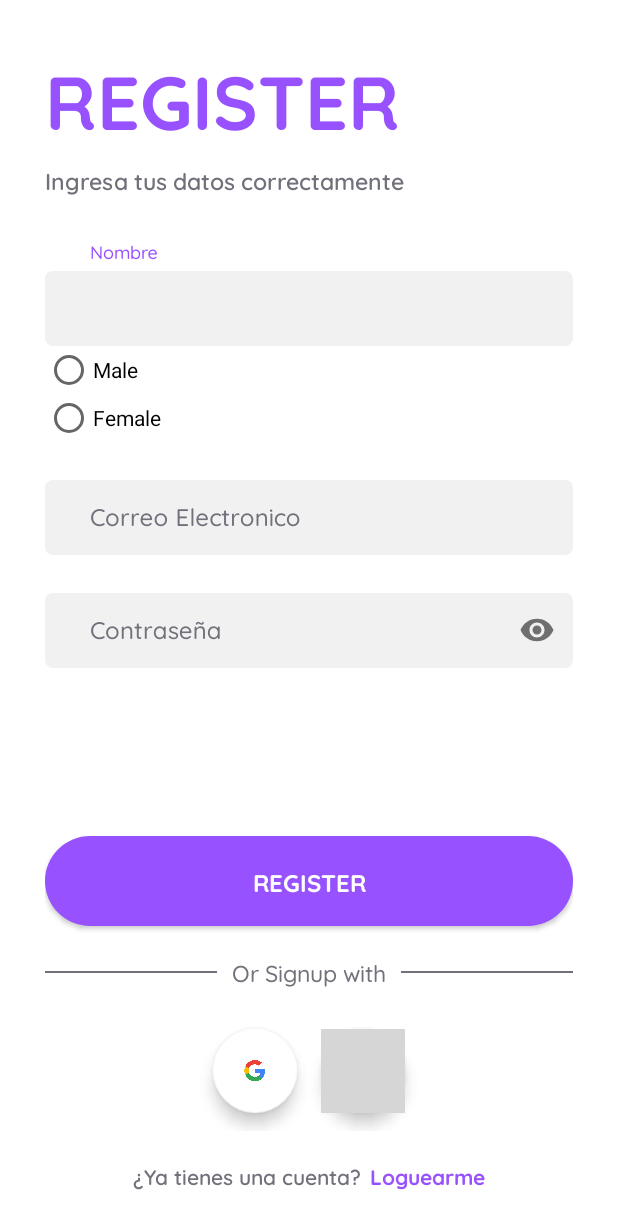
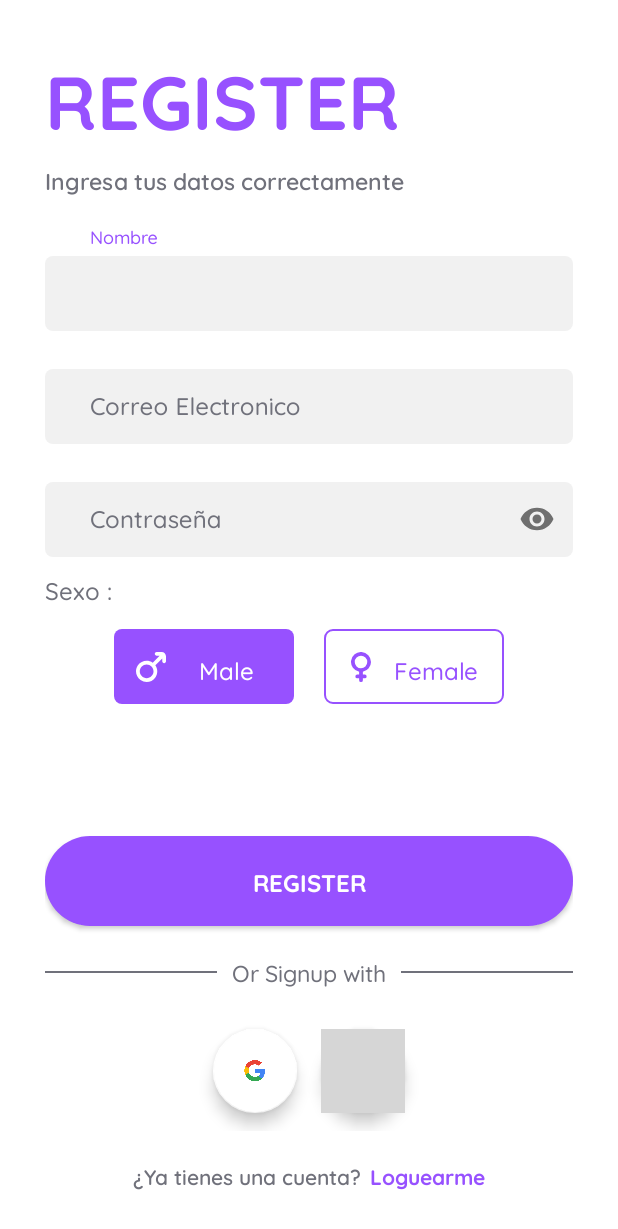
Before and after one commit to kevin-condezo/dating-app, an Android app: the RegisterPage screen opened directly, with no data from a screen before it, on a phone screen of 412 x 824 dp. Shown: the top 1229 px of the screen. Run offline under Robolectric (Android 15) with nearby library versions, the light colour scheme and no system bars; our stand-ins replace Firebase (no records; nobody signed in at launch, a user with empty details on screens opened directly); 1 statement that could not run was skipped; grey boxes are pictures that could not be loaded.

Commit message:
sexcheck update

```diff
--- /dev/null
+++ b/app/src/main/res/color/color_selector.xml
@@ -0,0 +1,5 @@
+<?xml version="1.0" encoding="utf-8"?>
+<selector xmlns:android="http://schemas.android.com/apk/res/android">
+    <item android:color="@color/white" android:state_checked="true"/>
+    <item android:color="@color/pat1"/>
+</selector>
--- /dev/null
+++ b/app/src/main/res/drawable/button_checked.xml
@@ -0,0 +1,6 @@
+<?xml version="1.0" encoding="utf-8"?>
+<shape xmlns:android="http://schemas.android.com/apk/res/android"
+    android:shape="rectangle">
+    <solid android:color="@color/pat1"/>
+    <corners android:radius="5dp"/>
+</shape>
--- /dev/null
+++ b/app/src/main/res/drawable/button_selector.xml
@@ -0,0 +1,5 @@
+<?xml version="1.0" encoding="utf-8"?>
+<selector xmlns:android="http://schemas.android.com/apk/res/android">
+    <item android:state_checked="true" android:drawable="@drawable/button_checked"/>
+    <item android:drawable="@drawable/button_unchecked"/>
+</selector>
--- /dev/null
+++ b/app/src/main/res/drawable/button_unchecked.xml
@@ -0,0 +1,7 @@
+<?xml version="1.0" encoding="utf-8"?>
+<shape xmlns:android="http://schemas.android.com/apk/res/android"
+    android:shape="rectangle">
+    <solid android:color="@color/white"/>
+    <corners android:radius="5dp"/>
+    <stroke android:width="1dp" android:color="@color/pat1"/>
+</shape>
--- /dev/null
+++ b/app/src/main/res/drawable/ic_female.xml
@@ -0,0 +1,4 @@
+<vector android:height="20dp" android:viewportHeight="24"
+    android:viewportWidth="24" android:width="20dp" xmlns:android="http://schemas.android.com/apk/res/android">
+    <path android:fillColor="#FF000000" android:pathData="M20,8a8,8 0,1 0,-9.5 7.854V18H9a1.5,1.5 0,0 0,0 3h1.5v1.5a1.5,1.5 0,0 0,3 0V21H15a1.5,1.5 0,0 0,0 -3H13.5V15.854A8.01,8.01 0,0 0,20 8ZM7,8a5,5 0,1 1,5 5A5.006,5.006 0,0 1,7 8Z"/>
+</vector>
--- /dev/null
+++ b/app/src/main/res/drawable/ic_male.xml
@@ -0,0 +1,4 @@
+<vector android:height="20dp" android:viewportHeight="512"
+    android:viewportWidth="512" android:width="20dp" xmlns:android="http://schemas.android.com/apk/res/android">
+    <path android:fillColor="#FF000000" android:pathData="M437.46,0h-85.19c-17.64,0 -31.95,14.3 -31.95,31.95s14.3,31.95 31.95,31.95h50.67L285.18,181.64c-82.23,-57.28 -195.32,-37.06 -252.6,45.17S-4.48,422.14 77.75,479.42s195.32,37.06 252.6,-45.17c43.42,-62.33 43.42,-145.1 0,-207.43l117.75,-117.75v50.67c0,17.64 14.3,31.95 31.95,31.95S512,177.37 512,159.73V74.54C512,33.37 478.63,0 437.46,0zM181.89,447.24c-64.69,0 -117.14,-52.44 -117.14,-117.14s52.44,-117.14 117.14,-117.14s117.14,52.44 117.14,117.14C298.96,394.77 246.56,447.17 181.89,447.24z"/>
+</vector>
--- a/app/src/main/res/layout/activity_login_page.xml
+++ b/app/src/main/res/layout/activity_login_page.xml
@@ -15,7 +15,8 @@
         android:layout_height="wrap_content"
         android:gravity="center|top"
         android:orientation="vertical"
-        android:padding="30dp"
+        android:paddingHorizontal="30dp"
+        android:paddingTop="30dp"
         tools:layout_editor_absoluteX="0dp"
         tools:layout_editor_absoluteY="0dp">
 
@@ -25,7 +26,6 @@
             android:layout_width="wrap_content"
             android:layout_height="wrap_content"
             android:layout_gravity="left"
-            android:layout_marginTop="20dp"
             android:layout_marginBottom="10dp"
             android:fontFamily="@font/quicksand_bold"
             android:text="@string/login"
@@ -49,7 +49,6 @@
             android:id="@+id/emailLayout"
             android:layout_width="match_parent"
             android:layout_height="70dp"
-            android:layout_marginTop="30dp"
             android:gravity="bottom"
             android:textColorHint="@color/PlomoApp"
             app:placeholderTextColor="@color/PlomoApp">
--- a/app/src/main/res/layout/activity_register_page.xml
+++ b/app/src/main/res/layout/activity_register_page.xml
@@ -15,7 +15,8 @@
         android:layout_height="wrap_content"
         android:gravity="center|top"
         android:orientation="vertical"
-        android:padding="30dp"
+        android:paddingHorizontal="30dp"
+        android:paddingTop="30dp"
         tools:layout_editor_absoluteX="0dp"
         tools:layout_editor_absoluteY="0dp">
         <!--Titulo-->
@@ -48,7 +49,6 @@
             android:id="@+id/text_input_name"
             android:layout_width="match_parent"
             android:layout_height="70dp"
-            android:layout_marginTop="10dp"
             android:gravity="bottom"
             android:textColorHint="@color/PlomoApp"
             app:placeholderTextColor="@color/PlomoApp">
@@ -66,23 +66,6 @@
                 android:textSize="16dp" />
 
         </com.google.android.material.textfield.TextInputLayout>
-
-        <!--Botones de sexo-->
-        <RadioGroup
-            android:layout_width="match_parent"
-            android:layout_height="wrap_content"
-            android:id="@+id/radioGroup" >
-            <RadioButton
-                android:layout_width="wrap_content"
-                android:layout_height="wrap_content"
-                android:text="@string/male" />
-
-            <RadioButton
-                android:layout_width="wrap_content"
-                android:layout_height="wrap_content"
-                android:text="@string/female" />
-        </RadioGroup>
-
 
         <!--Campo de Correo-->
         <com.google.android.material.textfield.TextInputLayout
@@ -132,15 +115,67 @@
                 android:textSize="16dp" />
 
         </com.google.android.material.textfield.TextInputLayout>
+        <!--Botones de sexo-->
+        <TextView
+            android:layout_width="wrap_content"
+            android:layout_height="wrap_content"
+            android:layout_gravity="left"
+            android:layout_marginTop="10dp"
+            android:fontFamily="@font/quicksand_medium"
+            android:text="Sexo :"
+            android:textColor="@color/PlomoApp"
+            android:textSize="16sp" />
 
+        <RadioGroup
+            android:id="@+id/radioGroup"
+            android:layout_width="match_parent"
+            android:layout_height="wrap_content"
+            android:layout_marginTop="15dp"
+            android:checkedButton="@id/maleid"
+            android:gravity="center"
+            android:orientation="horizontal">
+
+            <RadioButton
+                android:id="@+id/maleid"
+                android:layout_width="120dp"
+                android:layout_height="50dp"
+                android:layout_marginHorizontal="10dp"
+                android:background="@drawable/button_selector"
+                android:button="@drawable/button_transparent"
+                android:drawableStart="@drawable/ic_male"
+                android:drawablePadding="10dp"
+                android:drawableTint="@color/color_selector"
+                android:fontFamily="@font/quicksand_medium"
+                android:padding="15dp"
+                android:text="@string/male"
+                android:textAlignment="center"
+                android:textColor="@color/color_selector"
+                android:textSize="16sp" />
+
+            <RadioButton
+                android:id="@+id/femaleid"
+                android:layout_width="120dp"
+                android:layout_height="50dp"
+                android:layout_marginHorizontal="10dp"
+                android:background="@drawable/button_selector"
+                android:button="@drawable/button_transparent"
+                android:drawableStart="@drawable/ic_female"
+                android:drawablePadding="10dp"
+                android:drawableTint="@color/color_selector"
+                android:fontFamily="@font/quicksand_medium"
+                android:padding="15dp"
+                android:text="@string/female"
+                android:textAlignment="center"
+                android:textColor="@color/color_selector"
+                android:textSize="16sp" />
+        </RadioGroup>
     </androidx.appcompat.widget.LinearLayoutCompat>
 
     <!--Bloque Inferior-->
-    <androidx.appcompat.widget.LinearLayoutCompat
+    <LinearLayout
         android:id="@+id/block_inferior"
         android:layout_width="match_parent"
         android:layout_height="wrap_content"
-        android:layout_below="@+id/block_superior"
         android:layout_alignParentBottom="true"
         android:gravity="center|bottom"
         android:orientation="vertical"
@@ -161,11 +196,12 @@
             android:textSize="16sp" />
 
         <!--Textos de opcion-->
-        <androidx.appcompat.widget.LinearLayoutCompat
+        <LinearLayout
             android:layout_width="match_parent"
             android:layout_height="wrap_content"
             android:layout_marginTop="20dp"
-            android:gravity="center_horizontal">
+            android:gravity="center_horizontal"
+            android:orientation="horizontal">
 
             <View
                 android:layout_width="150dp"
@@ -188,14 +224,15 @@
                 android:layout_height="1dp"
                 android:layout_gravity="center_vertical"
                 android:background="@color/PlomoApp" />
-        </androidx.appcompat.widget.LinearLayoutCompat>
+        </LinearLayout>
 
         <!--Redes sociales-->
-        <androidx.appcompat.widget.LinearLayoutCompat
+        <LinearLayout
             android:layout_width="match_parent"
             android:layout_height="80dp"
             android:layout_marginTop="15dp"
-            android:gravity="center">
+            android:gravity="center"
+            android:orientation="horizontal">
 
             <com.google.android.material.floatingactionbutton.FloatingActionButton
                 android:id="@+id/bt_google"
@@ -222,10 +259,10 @@
                 app:rippleColor="@null"
                 app:srcCompat="@drawable/fb" />
 
-        </androidx.appcompat.widget.LinearLayoutCompat>
+        </LinearLayout>
 
         <!--Textos de confirmacion-->
-        <androidx.appcompat.widget.LinearLayoutCompat
+        <LinearLayout
             android:layout_width="match_parent"
             android:layout_height="wrap_content"
             android:layout_marginTop="20dp"
@@ -247,8 +284,8 @@
                 android:fontFamily="@font/quicksand_bold"
                 android:text="@string/cc_login"
                 android:textColor="@color/pat1" />
-        </androidx.appcompat.widget.LinearLayoutCompat>
+        </LinearLayout>
 
-    </androidx.appcompat.widget.LinearLayoutCompat>
+    </LinearLayout>
 
 </RelativeLayout>
```
